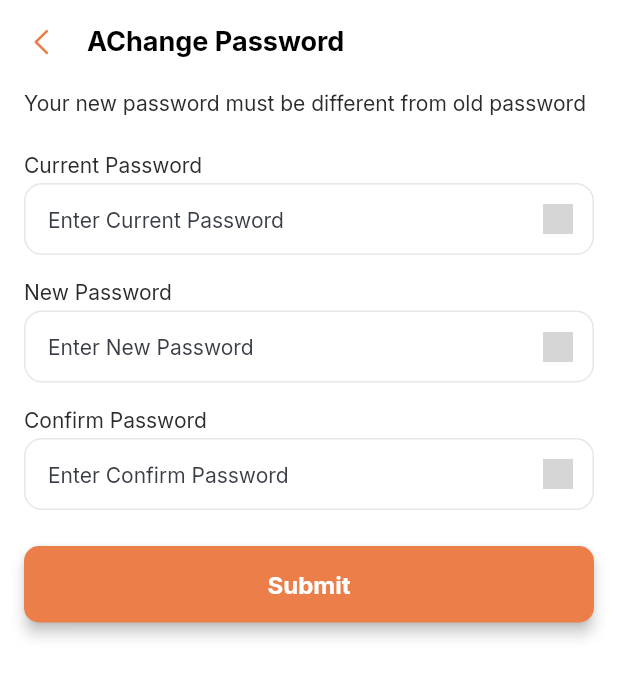
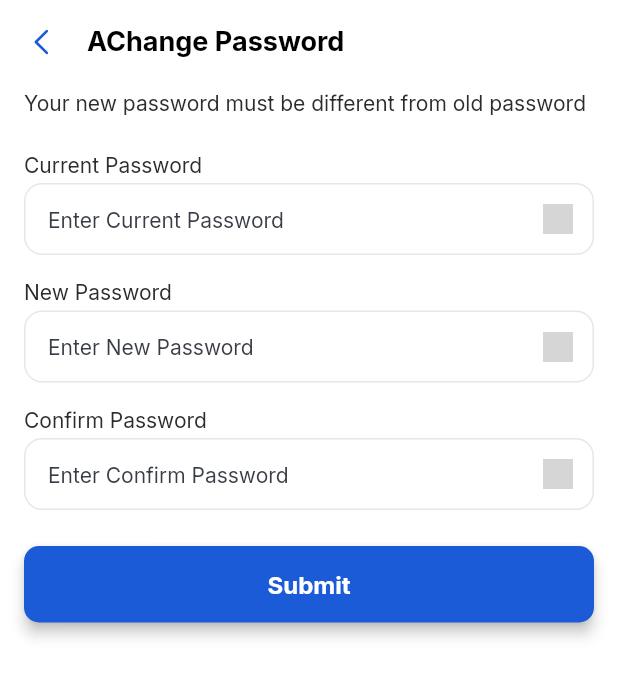
Before and after one commit to itsmemubeenkhan/my-fitness-app, a Flutter app: the ChangePwdScreen screen opened directly, on a phone screen of 412 x 824 dp. Shown: the top 677 px of the screen. Run offline on Flutter 3.47's test engine with Material 3 defaults, Android fonts, the phone set to English and light mode, and no system bars; our stand-ins replace animated_background, animated_text_kit, audioplayers, awesome_notifications, cached_network_image, card_swiper and 45 more; missing offline and left inert: bambara_flutter, chat_gpt_flutter, chat_gpt_sdk, crisp_chat, daily_pedometer2, flutter_chrome_cast and 12 more; accounts and stored records are empty; generated files the repository leaves out were written again; network calls fail; grey boxes are pictures that could not be loaded.

Commit message:
FitVayra branding: logo icons + blue/teal theme colors

```diff
--- a/lib/utils/app_colors.dart
+++ b/lib/utils/app_colors.dart
@@ -1,8 +1,8 @@
 import 'shared_import.dart';
 
 // App Color
-const primaryColor = Color(0xffEC7E4A);
-const primaryLightColor = Color(0xfff6bea3);
+const primaryColor = Color(0xFF1B5BD7);
+const primaryLightColor = Color(0xFF14B8A6);
 
 // Dark Color
 const scaffoldBackgroundColor = Color(0xFF4A4A4A);
@@ -20,7 +20,7 @@ const cardBackground = Color(0xFFFAFAFA);
 
 const grayColor = Color(0xffC5C6C7);
 
-const primaryOpacity = Color(0xffFDF2ED);
+const primaryOpacity = Color(0xFFE8F0FE);
 
 const replyMsgBgColor = Color(0xFF243037);
 
--- a/lib/widget/weight_widget.dart
+++ b/lib/widget/weight_widget.dart
@@ -102,7 +102,7 @@ class _SwitcherState extends State<Switcher> {
           duration: const Duration(milliseconds: 300),
           child: Container(
             decoration: BoxDecoration(
-              color: const Color(0xffEC7E4A),
+              color: const Color(0xFF1B5BD7),
               borderRadius: BorderRadius.circular(8),
               boxShadow: [
                 BoxShadow(
@@ -273,7 +273,7 @@ class TrianglePainter extends CustomPainter {
   bool shouldRepaint(TrianglePainter oldDelegate) => true;
 }
 
-var c = const Color(0xffEC7E4A);
+var c = const Color(0xFF1B5BD7);
 
 class Numbers extends StatefulWidget {
   final PageController? controller;
```
Also changed, not shown: fitvayra-logo.png (added), 5 other files.
